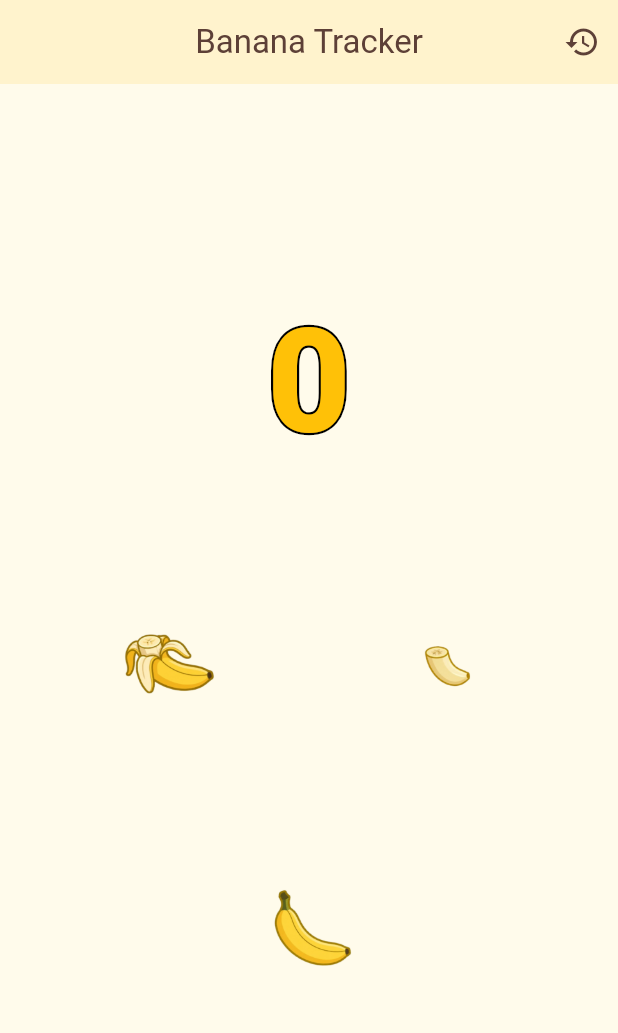
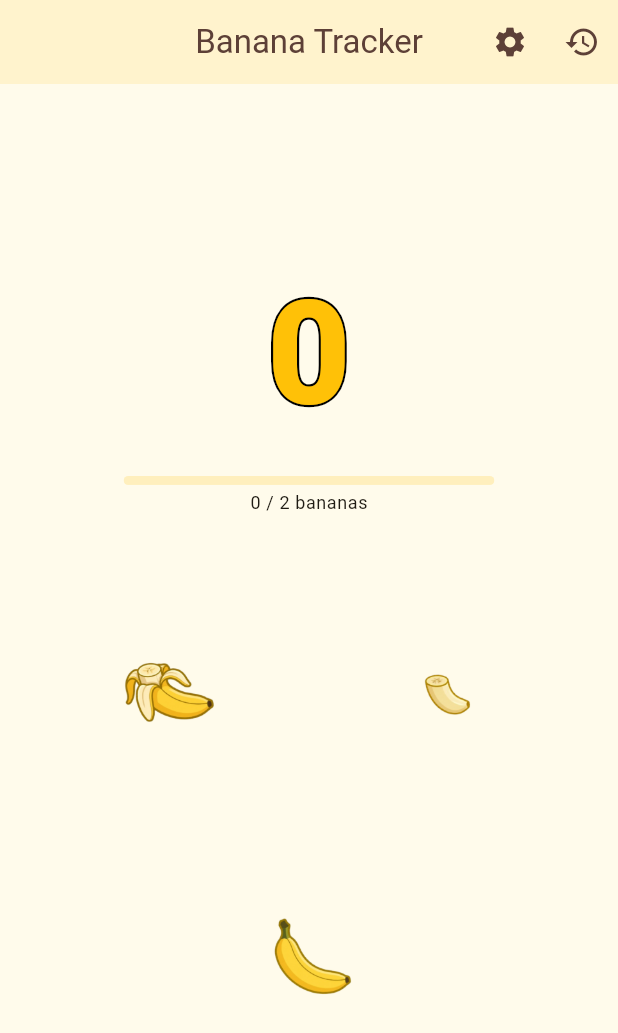
Before and after one commit to jiaQiu9/banana_tracker, a Flutter app: the screen it shows after launch, on a phone screen of 412 x 824 dp. Shown: the top 1033 px of the screen. Run offline on Flutter 3.47's test engine with Material 3 defaults, Android fonts, the phone set to English and light mode, and no system bars; our stand-ins replace shared_preferences, sqflite, sqflite_common_ffi; accounts and stored records are empty.

Commit message:
new feature, daily goal + progress bar

```diff
--- a/lib/screens/home_screen.dart
+++ b/lib/screens/home_screen.dart
@@ -3,6 +3,7 @@ import 'dart:async';
 import 'package:flutter/material.dart';
 import '../models/banana_entry.dart';
 import '../services/database_service.dart';
+import '../services/preferences_service.dart';
 
 class HomeScreen extends StatefulWidget {
   final DatabaseService db;
@@ -16,6 +17,7 @@ class HomeScreen extends StatefulWidget {
 class _HomeScreenState extends State<HomeScreen> {
   double _todayCount = 0.0;
   List<BananaEntry> _todayTimestamps = [];
+  double _dailyGoal = 2.0;
   bool _loading = true;
   String? _error;
   Timer? _undoTimer;
@@ -35,6 +37,7 @@ class _HomeScreenState extends State<HomeScreen> {
   Future<void> _init() async {
     try {
       await widget.db.cleanupOldEntries();
+      _dailyGoal = await PreferencesService().getDailyGoal();
       await _loadToday();
     } catch (e) {
       print('[HomeScreen] Init error: $e');
@@ -92,6 +95,72 @@ class _HomeScreenState extends State<HomeScreen> {
     });
   }
 
+  void _showGoalDialog() {
+    final originalGoal = _dailyGoal;
+    var tempGoal = _dailyGoal;
+
+    showDialog(
+      context: context,
+      builder: (context) {
+        return StatefulBuilder(
+          builder: (context, setDialogState) {
+            return AlertDialog(
+              title: const Text('Daily Goal'),
+              content: Row(
+                mainAxisAlignment: MainAxisAlignment.center,
+                children: [
+                  IconButton(
+                    icon: const Icon(Icons.remove),
+                    onPressed: tempGoal > 0.25
+                        ? () {
+                            tempGoal = double.parse(
+                                (tempGoal - 0.25).toStringAsFixed(2));
+                            setDialogState(() {});
+                          }
+                        : null,
+                  ),
+                  const SizedBox(width: 16),
+                  Text(
+                    _formatBananaCount(tempGoal),
+                    style: const TextStyle(
+                        fontSize: 32, fontWeight: FontWeight.bold),
+                  ),
+                  const SizedBox(width: 16),
+                  IconButton(
+                    icon: const Icon(Icons.add),
+                    onPressed: () {
+                      tempGoal = double.parse(
+                          (tempGoal + 0.25).toStringAsFixed(2));
+                      setDialogState(() {});
+                    },
+                  ),
+                ],
+              ),
+              actions: [
+                TextButton(
+                  onPressed: () {
+                    _dailyGoal = originalGoal;
+                    Navigator.pop(context);
+                  },
+                  child: const Text('Cancel'),
+                ),
+                TextButton(
+                  onPressed: () {
+                    _dailyGoal = tempGoal;
+                    PreferencesService().setDailyGoal(_dailyGoal);
+                    Navigator.pop(context);
+                    setState(() {});
+                  },
+                  child: const Text('Save'),
+                ),
+              ],
+            );
+          },
+        );
+      },
+    );
+  }
+
   Future<void> _logBanana(double amount) async {
     _showUndoSnackBar();
 
@@ -116,6 +185,45 @@ class _HomeScreenState extends State<HomeScreen> {
       return count.toInt().toString();
     }
     return count.toStringAsFixed(2);
+  }
+
+  Widget _buildGoalProgress() {
+    final progress = (_todayCount / _dailyGoal).clamp(0.0, 1.0);
+    final reached = _todayCount >= _dailyGoal;
+
+    return Builder(
+      builder: (context) {
+        final w = MediaQuery.of(context).size.width;
+        final theme = Theme.of(context);
+        return Column(
+          mainAxisSize: MainAxisSize.min,
+          children: [
+            SizedBox(
+              width: w * 0.6,
+              child: ClipRRect(
+                borderRadius: BorderRadius.circular(4),
+                child: LinearProgressIndicator(
+                  value: progress,
+                  minHeight: 6,
+                  color: reached ? Colors.green : const Color(0xFFFFC107),
+                  backgroundColor:
+                      const Color(0xFFFFC107).withValues(alpha: 0.2),
+                ),
+              ),
+            ),
+            const SizedBox(height: 4),
+            Text(
+              reached
+                  ? '🎉 Goal reached!'
+                  : '${_formatBananaCount(_todayCount)} / ${_formatBananaCount(_dailyGoal)} bananas',
+              style: theme.textTheme.bodySmall?.copyWith(
+                color: reached ? Colors.green : null,
+              ),
+            ),
+          ],
+        );
+      },
+    );
   }
 
   Widget _buildOutlinedCount(String text) {
@@ -154,6 +262,11 @@ class _HomeScreenState extends State<HomeScreen> {
         centerTitle: true,
         actions: [
           IconButton(
+            icon: const Icon(Icons.settings),
+            tooltip: 'Daily Goal',
+            onPressed: _showGoalDialog,
+          ),
+          IconButton(
             icon: const Icon(Icons.history),
             tooltip: 'History',
             onPressed: () {
@@ -179,6 +292,8 @@ class _HomeScreenState extends State<HomeScreen> {
           else ...[
             _buildOutlinedCount(
                 _loading ? '...' : _formatBananaCount(_todayCount)),
+            const SizedBox(height: 12),
+            if (!_loading) _buildGoalProgress(),
             const SizedBox(height: 48),
             Builder(
               builder: (context) {
--- /dev/null
+++ b/lib/services/preferences_service.dart
@@ -0,0 +1,20 @@
+import 'package:shared_preferences/shared_preferences.dart';
+
+class PreferencesService {
+  static const _dailyGoalKey = 'daily_goal';
+  static const double _defaultGoal = 2.0;
+
+  PreferencesService._();
+  static final PreferencesService _instance = PreferencesService._();
+  factory PreferencesService() => _instance;
+
+  Future<double> getDailyGoal() async {
+    final prefs = await SharedPreferences.getInstance();
+    return prefs.getDouble(_dailyGoalKey) ?? _defaultGoal;
+  }
+
+  Future<void> setDailyGoal(double goal) async {
+    final prefs = await SharedPreferences.getInstance();
+    await prefs.setDouble(_dailyGoalKey, goal);
+  }
+}
--- a/pubspec.yaml
+++ b/pubspec.yaml
@@ -33,6 +33,7 @@ dependencies:
 
   cupertino_icons: ^1.0.8
   sqflite: ^2.4.2
+  shared_preferences: ^2.5.0
   sqflite_common_ffi: ^2.3.4
   path_provider: ^2.1.5
   path: ^1.9.1
```
Also changed, not shown: pubspec.lock, 1 other file.
